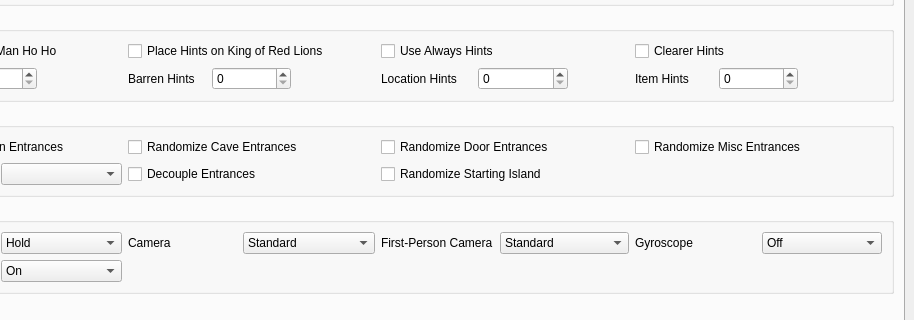
SuperDude88/TWWHD-Randomizer, file gui/mainwindow.ui: the form before one commit; both pictures show x 158 to 1072 and y 127 to 447 of the 1072 by 764 pixel window.
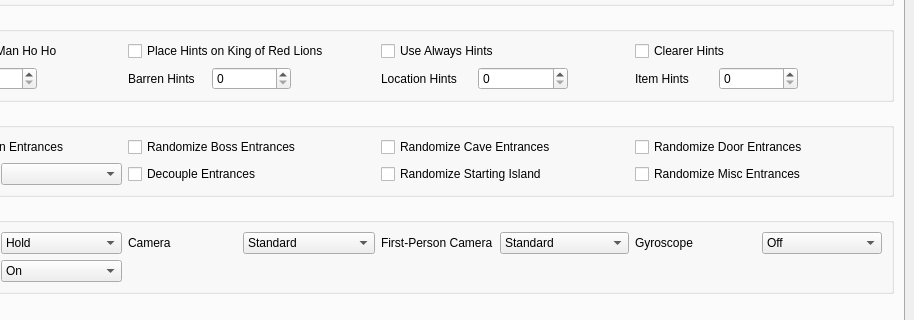
The form after the commit. The open tabs and pages were chosen to show the change.

Commit message:
Boss Entrance Shuffle (#34)
- Implement boss entrance shuffling
- Fix ET/WT softlocks when going backwards
- Fix small/big keys for mixed bosses ctmc
- Add more text translations
- Add crawlspaces back into the MISC pool
- Fix octo fairy hint crash

```diff
--- a/gui/mainwindow.ui
+++ b/gui/mainwindow.ui
@@ -1583,13 +1583,6 @@
                <string>Entrance Randomizer</string>
               </property>
               <layout class="QGridLayout" name="gridLayout_6">
-               <item row="0" column="2">
-                <widget class="QCheckBox" name="randomize_door_entrances">
-                 <property name="text">
-                  <string>Randomize Door Entrances</string>
-                 </property>
-                </widget>
-               </item>
                <item row="0" column="0">
                 <widget class="QCheckBox" name="randomize_dungeon_entrances">
                  <property name="text">
@@ -1597,34 +1590,13 @@
                  </property>
                 </widget>
                </item>
-               <item row="0" column="1">
+               <item row="0" column="2">
                 <widget class="QCheckBox" name="randomize_cave_entrances">
                  <property name="text">
                   <string>Randomize Cave Entrances</string>
                  </property>
                 </widget>
                </item>
-               <item row="0" column="3">
-                <widget class="QCheckBox" name="randomize_misc_entrances">
-                 <property name="text">
-                  <string>Randomize Misc Entrances</string>
-                 </property>
-                </widget>
-               </item>
-               <item row="1" column="1">
-                <widget class="QCheckBox" name="decouple_entrances">
-                 <property name="text">
-                  <string>Decouple Entrances</string>
-                 </property>
-                </widget>
-               </item>
-               <item row="1" column="2">
-                <widget class="QCheckBox" name="randomize_starting_island">
-                 <property name="text">
-                  <string>Randomize Starting Island</string>
-                 </property>
-                </widget>
-               </item>
                <item row="1" column="0">
                 <layout class="QGridLayout" name="gridLayout_9">
                  <item row="0" column="1">
@@ -1646,6 +1618,41 @@
                  </item>
                 </layout>
                </item>
+               <item row="0" column="3">
+                <widget class="QCheckBox" name="randomize_door_entrances">
+                 <property name="text">
+                  <string>Randomize Door Entrances</string>
+                 </property>
+                </widget>
+               </item>
+               <item row="0" column="1">
+                <widget class="QCheckBox" name="randomize_boss_entrances">
+                 <property name="text">
+                  <string>Randomize Boss Entrances</string>
+                 </property>
+                </widget>
+               </item>
+               <item row="1" column="1">
+                <widget class="QCheckBox" name="decouple_entrances">
+                 <property name="text">
+                  <string>Decouple Entrances</string>
+                 </property>
+                </widget>
+               </item>
+               <item row="1" column="2">
+                <widget class="QCheckBox" name="randomize_starting_island">
+                 <property name="text">
+                  <string>Randomize Starting Island</string>
+                 </property>
+                </widget>
+               </item>
+               <item row="1" column="3">
+                <widget class="QCheckBox" name="randomize_misc_entrances">
+                 <property name="text">
+                  <string>Randomize Misc Entrances</string>
+                 </property>
+                </widget>
+               </item>
               </layout>
              </widget>
             </item>
```
Left out of the diff: 4 changed lines with no effect on the pictures. The commit also changes 39 other files.
